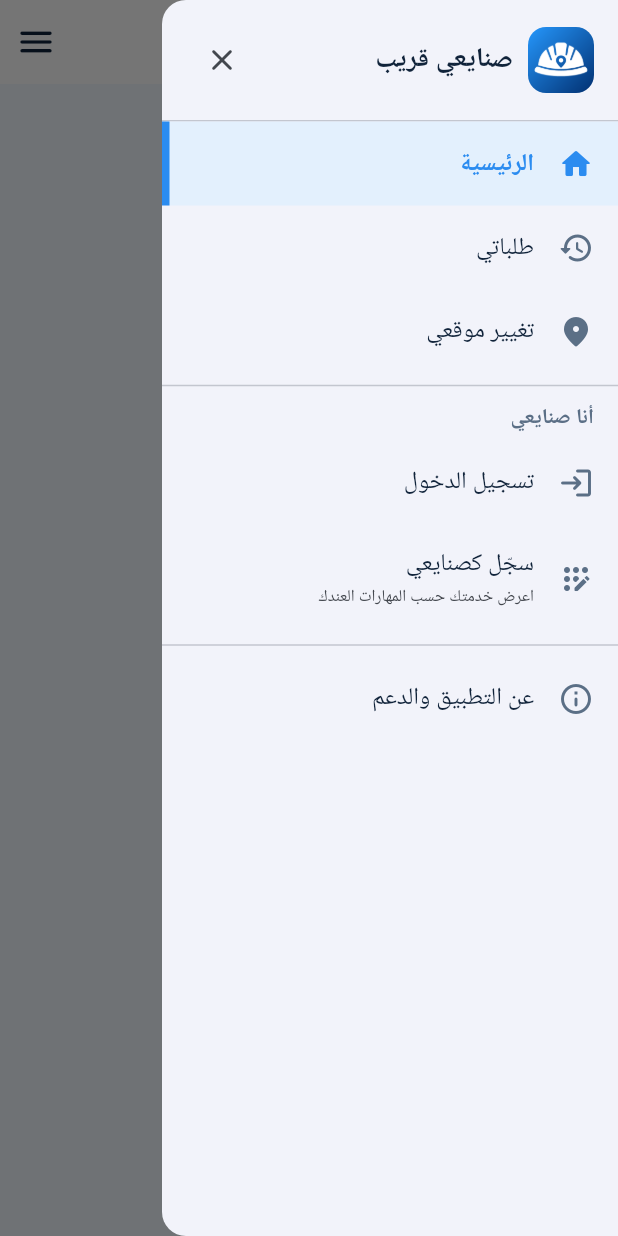
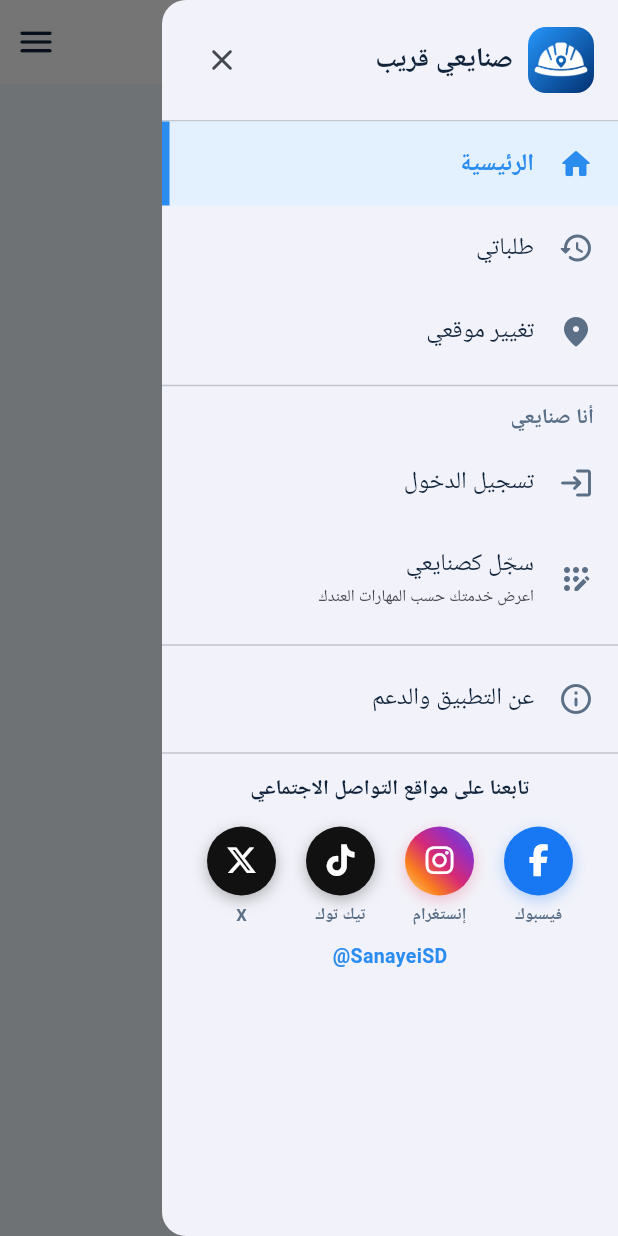
Before and after one commit to TheOuth/sanayei-qareeb-, a Flutter app: the NotificationsScreen screen opened directly, with the side drawer open, on a phone screen of 412 x 824 dp. Run offline on Flutter 3.47's test engine with Material 3 defaults, Android fonts, the phone set to English and light mode, and no system bars; our stand-ins replace firebase_core, firebase_messaging, font_awesome_flutter, geolocator, google_fonts, image_picker and 3 more; missing offline and left inert: app_settings; accounts and stored records are empty; network calls fail; project files that could hold a hidden picture were left out.

Commit message:
Delete messages with selection/select-all; social links in drawer
Co-Authored-By: Claude Sonnet 5.5 <noreply@anthropic.com>
Claude-Session: https://claude.ai/code/session_01X84Ttv2GNt1drwSPj32bYF

```diff
--- a/app/lib/screens/app_drawer.dart
+++ b/app/lib/screens/app_drawer.dart
@@ -1,4 +1,6 @@
 import 'package:flutter/material.dart';
+import 'package:font_awesome_flutter/font_awesome_flutter.dart';
+import '../widgets.dart' show openUrl;
 import '../core.dart';
 import '../push.dart';
 import '../theme.dart';
@@ -141,6 +143,9 @@ class AppDrawer extends StatelessWidget {
           ],
           const Divider(),
           _item(context, 'about', Icons.info_outline_rounded, 'عن التطبيق والدعم', build: () => const AboutScreen()),
+          const Divider(),
+          const _Socials(),
+          const SizedBox(height: 8),
         ])),
           if (Store.loggedIn) ...[
             const Divider(height: 1),
@@ -173,3 +178,48 @@ class AppDrawer extends StatelessWidget {
     );
   }
 }
+
+
+/// حسابات التطبيق على مواقع التواصل (اسم المستخدم موحّد)
+class _Socials extends StatelessWidget {
+  const _Socials();
+  static const user = 'SanayeiSD';
+
+  Widget _btn(String label, IconData icon, String url, {Color? color, Gradient? gradient}) => InkWell(
+        borderRadius: BorderRadius.circular(16),
+        onTap: () => openUrl(url),
+        child: Padding(
+          padding: const EdgeInsets.symmetric(vertical: 4, horizontal: 6),
+          child: Column(mainAxisSize: MainAxisSize.min, children: [
+            Container(
+              width: 46,
+              height: 46,
+              decoration: BoxDecoration(color: color, gradient: gradient, shape: BoxShape.circle, boxShadow: [BoxShadow(color: (color ?? const Color(0xFFE4405F)).withOpacity(.30), blurRadius: 8, offset: const Offset(0, 3))]),
+              child: Center(child: FaIcon(icon, color: Colors.white, size: 21)),
+            ),
+            const SizedBox(height: 5),
+            Text(label, style: const TextStyle(fontSize: 11, color: C.mute, fontWeight: FontWeight.w600)),
+          ]),
+        ),
+      );
+
+  @override
+  Widget build(BuildContext context) {
+    return Padding(
+      padding: const EdgeInsets.fromLTRB(16, 6, 16, 6),
+      child: Column(children: [
+        const Text('تابعنا على مواقع التواصل الاجتماعي', textAlign: TextAlign.center, style: TextStyle(fontWeight: FontWeight.w800, fontSize: 14)),
+        const SizedBox(height: 10),
+        Row(mainAxisAlignment: MainAxisAlignment.spaceEvenly, children: [
+          _btn('فيسبوك', FontAwesomeIcons.facebookF, 'https://www.facebook.com/$user', color: const Color(0xFF1877F2)),
+          _btn('إنستغرام', FontAwesomeIcons.instagram, 'https://www.instagram.com/$user',
+              gradient: const LinearGradient(begin: Alignment.bottomLeft, end: Alignment.topRight, colors: [Color(0xFFFEDA75), Color(0xFFFA7E1E), Color(0xFFD62976), Color(0xFF962FBF), Color(0xFF4F5BD5)])),
+          _btn('تيك توك', FontAwesomeIcons.tiktok, 'https://www.tiktok.com/@$user', color: const Color(0xFF111111)),
+          _btn('X', FontAwesomeIcons.xTwitter, 'https://x.com/$user', color: const Color(0xFF111111)),
+        ]),
+        const SizedBox(height: 6),
+        const Text('@$user', textDirection: TextDirection.ltr, style: TextStyle(color: C.blue, fontWeight: FontWeight.w700, fontSize: 13)),
+      ]),
+    );
+  }
+}
--- a/app/lib/screens/notifications.dart
+++ b/app/lib/screens/notifications.dart
@@ -15,6 +15,8 @@ class NotificationsScreen extends StatefulWidget {
 class _NotificationsScreenState extends State<NotificationsScreen> {
   List? _items;
   Object? _err;
+  final Set<String> _sel = {};
+  bool _selecting = false;
 
   @override
   void initState() {
@@ -31,6 +33,63 @@ class _NotificationsScreenState extends State<NotificationsScreen> {
     } catch (e) {
       if (mounted) setState(() => _err = e);
     }
+  }
+
+  void _exitSel() => setState(() { _selecting = false; _sel.clear(); });
+
+  Future<void> _delete() async {
+    if (_sel.isEmpty) return;
+    final all = _items != null && _sel.length == _items!.length;
+    final ok = await showDialog<bool>(
+      context: context,
+      builder: (dctx) => AlertDialog(
+        title: const Text('حذف الرسائل'),
+        content: Text(all ? 'سيتم حذف كل الرسائل المعروضة (${_sel.length}). لا يمكن التراجع.' : 'سيتم حذف ${_sel.length} رسالة. لا يمكن التراجع.'),
+        actions: [
+          TextButton(onPressed: () => Navigator.pop(dctx, false), child: const Text('إلغاء')),
+          FilledButton(style: FilledButton.styleFrom(backgroundColor: C.red), onPressed: () => Navigator.pop(dctx, true), child: const Text('حذف')),
+        ],
+      ),
+    );
+    if (ok != true) return;
+    try {
+      await Api.rpc('delete_notifications', {'p_id': Store.pid, 'p_token': Store.token, 'p_ids': _sel.toList()});
+      _exitSel();
+      await _load();
+      Store.refreshUnread();
+      if (mounted) toast(context, 'تم الحذف');
+    } catch (e) {
+      if (mounted) toast(context, errMsg(e));
+    }
+  }
+
+  PreferredSizeWidget _appBar() {
+    if (!_selecting) {
+      return bar('الرسائل', bell: false, actions: [
+        if (_items != null && _items!.isNotEmpty) IconButton(tooltip: 'تحديد', icon: const Icon(Icons.checklist_rounded), onPressed: () => setState(() => _selecting = true)),
+      ]);
+    }
+    final total = _items?.length ?? 0;
+    final allOn = total > 0 && _sel.length == total;
+    return AppBar(
+      automaticallyImplyLeading: false,
+      leading: IconButton(icon: const Icon(Icons.close_rounded), tooltip: 'إلغاء التحديد', onPressed: _exitSel),
+      title: Text(_sel.isEmpty ? 'حدد الرسائل' : 'تم تحديد ${_sel.length}'),
+      actions: [
+        IconButton(
+          tooltip: allOn ? 'إلغاء تحديد الكل' : 'تحديد الكل',
+          icon: Icon(allOn ? Icons.deselect_rounded : Icons.select_all_rounded),
+          onPressed: () => setState(() {
+            if (allOn) {
+              _sel.clear();
+            } else {
+              _sel..clear()..addAll(_items!.map((e) => (e as Map)['id'].toString()));
+            }
+          }),
+        ),
+        IconButton(tooltip: 'حذف', icon: const Icon(Icons.delete_outline_rounded), onPressed: _sel.isEmpty ? null : _delete),
+      ],
+    );
   }
 
   IconData _icon(String k) => switch (k) {
@@ -68,7 +127,7 @@ class _NotificationsScreenState extends State<NotificationsScreen> {
   Widget build(BuildContext context) {
     return Scaffold(
       drawer: const AppDrawer(current: 'home'),
-      appBar: bar('الرسائل', bell: false),
+      appBar: _appBar(),
       body: Column(children: [
         ValueListenableBuilder<bool>(
           valueListenable: Push.allowed,
@@ -110,14 +169,20 @@ class _NotificationsScreenState extends State<NotificationsScreen> {
                           final n = _items![i] as Map;
                           final k = (n['kind'] ?? '').toString();
                           final unread = n['unread'] == true;
+                          final id = n['id'].toString();
+                          final picked = _sel.contains(id);
+                          void toggle() => setState(() { _selecting = true; picked ? _sel.remove(id) : _sel.add(id); });
                           return Container(
                             decoration: BoxDecoration(
-                              color: unread ? const Color(0xFFE3F0FD) : Colors.white,
+                              color: picked ? const Color(0xFFFDE8E8) : (unread ? const Color(0xFFE3F0FD) : Colors.white),
                               borderRadius: BorderRadius.circular(16),
-                              border: Border.all(color: unread ? C.blue.withOpacity(.4) : C.hair),
+                              border: Border.all(color: picked ? C.red.withOpacity(.5) : (unread ? C.blue.withOpacity(.4) : C.hair)),
                             ),
                             child: ListTile(
-                              leading: CircleAvatar(backgroundColor: _color(k).withOpacity(.12), child: Icon(_icon(k), color: _color(k))),
+                              leading: _selecting
+                                  ? Checkbox(value: picked, onChanged: (_) => toggle())
+                                  : CircleAvatar(backgroundColor: _color(k).withOpacity(.12), child: Icon(_icon(k), color: _color(k))),
+                              onLongPress: toggle,
                               title: Text((n['title'] ?? '').toString(), style: const TextStyle(fontWeight: FontWeight.w700)),
                               subtitle: Padding(
                                 padding: const EdgeInsets.only(top: 4),
@@ -127,7 +192,9 @@ class _NotificationsScreenState extends State<NotificationsScreen> {
                                   Text(_ago(n['ts'] as int), style: const TextStyle(fontSize: 11, color: C.mute)),
                                 ]),
                               ),
-                              onTap: (k == 'request' || k == 'confirm' || k == 'account')
+                              onTap: _selecting
+                                  ? toggle
+                                  : (k == 'request' || k == 'confirm' || k == 'account')
                                   ? () => Navigator.push(context, MaterialPageRoute(builder: (_) => const DashboardScreen()))
                                   : null,
                             ),
--- a/app/pubspec.yaml
+++ b/app/pubspec.yaml
@@ -14,6 +14,7 @@ dependencies:
   http: ^1.2.2
   shared_preferences: ^2.3.2
   geolocator: ^13.0.1
+  font_awesome_flutter: ^10.7.0
   url_launcher: ^6.3.0
   image_picker: ^1.1.2
   image: ^4.2.0
```
Also changed, not shown: 2 other files.
